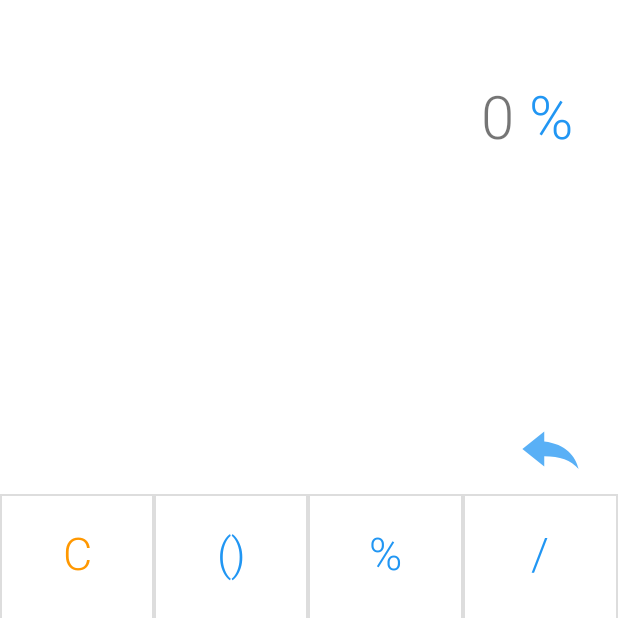
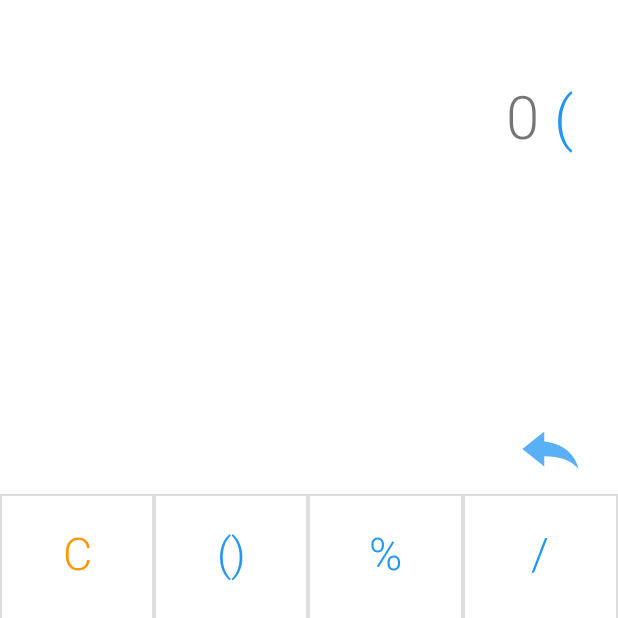
Before and after one commit to georgistephanov/AndroidCalculator, an Android app: the screen it shows after launch (MainActivity), after a tap on "()", on a phone screen of 412 x 824 dp, the top half of it. Run offline under Robolectric (Android 15) with nearby library versions, the phone set to English and light mode, and no system bars; 3 other taps on this screen came first.

Commit message:
Code refactoring

```diff
--- a/app/src/main/java/com/georgistephanov/android/calculator/MainActivity.java
+++ b/app/src/main/java/com/georgistephanov/android/calculator/MainActivity.java
@@ -1,11 +1,13 @@
 /**
  * I started this project as my first android app project in order to start
  * learning android development. I will aim to write a fully functional
- * calculator with the basic functionality and a pleasant UI. Hopefully,
- * I'll be able to finish this app within less than two weeks, but in the worst
- * case scenario, I would want this app finished by 13th of December.
+ * calculator with basic functionality and replicate the UI of the Samsung
+ * integrated calculator app. The deadline I have set up for myself is 13-Dec-2017.
+ * However, I'll try to finish this app within two weeks.
  *
- * Project started on: 25-Nov-2017
+ * @started 25-Nov-2017
+ * @finished
+ * @author Georgi Stefanov
  */
 
 package com.georgistephanov.android.calculator;
@@ -19,9 +21,12 @@ import android.widget.TextView;
 import android.widget.Toast;
 
 
+// TODO: Create a method to set and display any of the views if necessary
+
 public class MainActivity extends Activity {
-	private static int MAXIMUM_NUMBER_OF_DIGITS = 15;
-	private DisplayMetrics displayMetrics;
+	private static final float DEFAULT_INPUT_FIELD_TEXT_SIZE = 40;
+	private static final int INPUT_FIELD_TEXT_SIZE_DECREMENT = 3;
+	private static DisplayMetrics displayMetrics;
 
 	private StringBuilder inputNumber;
 	private Character operation;
@@ -39,71 +44,38 @@ public class MainActivity extends Activity {
 		inputNumber = new StringBuilder();
 		secondInputNumber = new StringBuilder();
 
-		v_inputNumber = (TextView) findViewById(R.id.input_number);
+		v_inputNumber = findViewById(R.id.input_number);
 		v_inputNumber.setText("0");
 
-		v_operation = (TextView) findViewById(R.id.operation);
-		v_secondInputNumber = (TextView) findViewById(R.id.second_input_number);
+		v_operation = findViewById(R.id.operation);
+		v_secondInputNumber = findViewById(R.id.second_input_number);
 
 		displayMetrics = new DisplayMetrics();
 		getWindowManager().getDefaultDisplay().getMetrics(displayMetrics);
 	}
 
+	/**
+	 * This method is invoked when any of the 10 number buttons has been pressed
+	 * @param view the button pressed
+	 */
 	public void onNumberClick(View view) {
 		Button pressedButton = (Button) view;
-		updateInputField(pressedButton.getText().toString());
+		_updateInputField(pressedButton.getText().toString());
 
-		checkFieldSizeOnInput();
+		_checkFieldSizeOnInput();
 	}
 
-	private void checkFieldSizeOnInput() {
-		int totalInputFieldWidth = getInputFieldWidth();
-		float currentTextSize = getCurrentTextSize();
-
-		if ( totalInputFieldWidth > 1200 ) {
-			v_inputNumber.setTextSize(currentTextSize - 3);
-			v_secondInputNumber.setTextSize(currentTextSize - 3);
-			v_operation.setTextSize(currentTextSize - 3);
-		}
-	}
-	private void checkFieldSizeOnDelete() {
-		int totalInputFieldWidth = getInputFieldWidth();
-		float currentTextSize = getCurrentTextSize();
-
-		// TODO: This 40 should go as property and also 1200 is 12/14 of the whole resolution for other resolutions
-		if ( totalInputFieldWidth < 1150 && currentTextSize < 40 ) {
-			v_inputNumber.setTextSize(currentTextSize + 3);
-			v_secondInputNumber.setTextSize(currentTextSize + 3);
-			v_operation.setTextSize(currentTextSize + 3);
-		}
-	}
-	private int getInputFieldWidth() {
-		int totalInputFieldWidth = 0;
-
-		if ( inputNumber.length() > 0 ) {
-			totalInputFieldWidth += v_inputNumber.getWidth();
-		}
-		if ( operation != null ) {
-			totalInputFieldWidth += v_operation.getWidth();
-
-			if ( secondInputNumber.length() > 0 ) {
-				totalInputFieldWidth += v_secondInputNumber.getWidth();
-			}
-		}
-
-		return totalInputFieldWidth;
-	}
-	private float getCurrentTextSize() {
-		return v_inputNumber.getTextSize() / getResources().getDisplayMetrics().scaledDensity;
-	}
-
+	/**
+	 * This method is invoked when the point has been pressed
+	 * @param view the point button
+	 */
 	public void onPointClick(View view) {
 		if (operation == null) {
 			if (!(inputNumber.toString().contains("."))) {
 				inputNumber.append(".");
 				v_inputNumber.setText(inputNumber.toString());
 
-				checkFieldSizeOnInput();
+				_checkFieldSizeOnInput();
 			}
 		}
 		else {
@@ -111,27 +83,44 @@ public class MainActivity extends Activity {
 				secondInputNumber.append(".");
 				v_secondInputNumber.setText(secondInputNumber.toString());
 
-				checkFieldSizeOnInput();
+				_checkFieldSizeOnInput();
 			}
 		}
 	}
 
+	/**
+	 * This method is invoked when any of the five operation buttons has been pressed
+	 * (plus, minus, multiply, divide, percentage)
+	 * @param view the operation button being pressed
+	 */
 	public void onOperationClick(View view) {
-		if (operation == null) {
+		if (operation == null || secondInputNumber.length() == 0) {
 			Button operationButton = (Button) view;
 			operation = operationButton.getText().toString().charAt(0);
 
-			v_operation.setText("" + operation);
+			v_operation.setText(operation.toString());
 			v_operation.setVisibility(View.VISIBLE);
 
-			checkFieldSizeOnInput();
+			_checkFieldSizeOnInput();
 		}
 	}
 
+	/**
+	 * This method is invoked when the change sign button (+/-) has been pressed.
+	 * It changes the sign of the number which is currently being entered.
+	 * (Toggles between positive and negative)
+	 * @param view the change sign button
+	 */
 	public void onChangeSignClick(View view) {
+		// TODO: Refactor this method
 		if (operation == null) {
 			// The first number is being inputted
 			if ( inputNumber.length() > 0 ) {
+
+				// Detect the case in which only a point has been entered so far and ignore it
+				if (inputNumber.length() == 1 && inputNumber.charAt(0) == '.') {
+					return;
+				}
 
 				if (inputNumber.charAt(0) != '-') {
 					// Currently positive, make it negative
@@ -150,6 +139,11 @@ public class MainActivity extends Activity {
 		else {
 			// The second number is being inputted
 			if ( secondInputNumber.length() > 0 ) {
+				// Detect the case in which only a point has been entered so far and ignore it
+				if (secondInputNumber.length() == 1 && secondInputNumber.charAt(0) == '.') {
+					return;
+				}
+
 				if ( secondInputNumber.charAt(0) != '-' ) {
 					// Currently positive, make it negative
 					secondInputNumber.insert(0, '-');
@@ -166,6 +160,12 @@ public class MainActivity extends Activity {
 		}
 	}
 
+	/**
+	 * This method is invoked when the Clear (C) button has been pressed.
+	 * It clears everything which has been inputted so far and leaves the user with
+	 * just-opened-like application.
+	 * @param view the clear button
+	 */
 	public void onClearButtonClick(View view) {
 		if (inputNumber.length() > 0) {
 			inputNumber = new StringBuilder();
@@ -182,14 +182,18 @@ public class MainActivity extends Activity {
 			}
 
 			// If the text size has been shrunk -> restore it
-			// TODO: Read this from the resources
-			v_inputNumber.setTextSize(40);
-			v_secondInputNumber.setTextSize(40);
-			v_operation.setTextSize(40);
+			v_inputNumber.setTextSize(DEFAULT_INPUT_FIELD_TEXT_SIZE);
+			v_secondInputNumber.setTextSize(DEFAULT_INPUT_FIELD_TEXT_SIZE);
+			v_operation.setTextSize(DEFAULT_INPUT_FIELD_TEXT_SIZE);
 		}
 	}
 
-
+	/**
+	 * This method is invoked when the blue arrow button for deletion has been pressed.
+	 * It deletes the last digit or the operation sign depending on what is the last
+	 * element of the input as of the moment. It operates on a FIFO basis (just like stack).
+	 * @param view the delete arrow button
+	 */
 	public void onDeleteButtonClick(View view) {
 		// Check backwards and remove the last element in the correct order
 		if (secondInputNumber.length() > 0) {
@@ -209,10 +213,52 @@ public class MainActivity extends Activity {
 			return;
 		}
 
-		checkFieldSizeOnDelete();
+		_checkFieldSizeOnDelete();
 	}
 
-	private void updateInputField(String toAppend) {
+
+	/* =========== Helper Methods =========== */
+
+	/**
+	 * Calculates the width of the whole input field (the initial number, the operation
+	 * sign (if present) and the second number (if present)).
+	 * @return the width of the input field
+	 */
+	private int _getInputFieldWidth() {
+		int totalInputFieldWidth = 0;
+
+		if ( inputNumber.length() > 0 ) {
+			totalInputFieldWidth += v_inputNumber.getWidth();
+		}
+		if ( operation != null ) {
+			totalInputFieldWidth += v_operation.getWidth();
+
+			if ( secondInputNumber.length() > 0 ) {
+				totalInputFieldWidth += v_secondInputNumber.getWidth();
+			}
+		}
+
+		return totalInputFieldWidth;
+
+	}
+
+	/**
+	 * Calculates the correct text size which is being used for the input field. Takes the
+	 * text size from v_inputNumber, as the three input views are supposed to be the same size.
+	 * @return the current text size in scaled pixels
+	 */
+	private float _getCurrentTextSize() {
+		return v_inputNumber.getTextSize() / getResources().getDisplayMetrics().scaledDensity;
+	}
+
+	/**
+	 * Adds a digit to the correct number, depending on which one is currently being entered.
+	 * If the number has reached its maximum number of digits, it shows a toast message.
+	 * @param toAppend string containing the number to be appended to the end of the correct number
+	 */
+	private void _updateInputField(String toAppend) {
+		int MAXIMUM_NUMBER_OF_DIGITS = 15;
+
 		if (operation == null) {
 			if (inputNumber.length() < MAXIMUM_NUMBER_OF_DIGITS ||
 					inputNumber.toString().contains(".") && inputNumber.length() < MAXIMUM_NUMBER_OF_DIGITS + 1) {
@@ -242,4 +288,36 @@ public class MainActivity extends Activity {
 			}
 		}
 	}
+
+	/**
+	 * Checks if the input field (the initial input number, the operation sign and the
+	 * second input number) has reached the end of the screen. If so, it prevents the elements
+	 * from going down by readjusting the textSize of the elements by a constant factor
+	 */
+	private void _checkFieldSizeOnInput() {
+		int totalInputFieldWidth = _getInputFieldWidth();
+		float currentTextSize = _getCurrentTextSize();
+
+		if ( totalInputFieldWidth > displayMetrics.widthPixels * 0.85 ) {
+			v_inputNumber.setTextSize(currentTextSize - INPUT_FIELD_TEXT_SIZE_DECREMENT);
+			v_secondInputNumber.setTextSize(currentTextSize - INPUT_FIELD_TEXT_SIZE_DECREMENT);
+			v_operation.setTextSize(currentTextSize - INPUT_FIELD_TEXT_SIZE_DECREMENT);
+		}
+	}
+
+	/**
+	 * Checks if the input field (the initial input number, the operation sign and the
+	 * second input number) has been resized upon deletion and if so, it restores the size
+	 * of the text by the constant factor it had been decreased by.
+	 */
+	private void _checkFieldSizeOnDelete() {
+		int totalInputFieldWidth = _getInputFieldWidth();
+		float currentTextSize = _getCurrentTextSize();
+
+		if ( totalInputFieldWidth < displayMetrics.widthPixels * 0.8 && currentTextSize < DEFAULT_INPUT_FIELD_TEXT_SIZE ) {
+			v_inputNumber.setTextSize(currentTextSize + INPUT_FIELD_TEXT_SIZE_DECREMENT);
+			v_secondInputNumber.setTextSize(currentTextSize + INPUT_FIELD_TEXT_SIZE_DECREMENT);
+			v_operation.setTextSize(currentTextSize + INPUT_FIELD_TEXT_SIZE_DECREMENT);
+		}
+	}
 }
--- a/app/src/main/res/layout/activity_main.xml
+++ b/app/src/main/res/layout/activity_main.xml
@@ -26,28 +26,25 @@
 				android:layout_width="wrap_content"
 				android:layout_height="match_parent"
 				style="@style/inputTextStyle"
-				android:text="123,456"
-				android:layout_toLeftOf="@id/operation"/>
+				android:layout_toStartOf="@id/operation"/>
 
 			<TextView
 				android:id="@+id/operation"
 				android:layout_width="wrap_content"
 				android:layout_height="match_parent"
-				style="@style/inputTextStyle"
+				android:layout_toStartOf="@id/second_input_number"
 				android:paddingLeft="10dp"
 				android:paddingRight="10dp"
+				style="@style/inputTextStyle"
 				android:textColor="@color/materialBlue"
-				android:text=""
-				android:layout_toLeftOf="@id/second_input_number"
 				android:visibility="gone"/>
 
 			<TextView
 				android:id="@+id/second_input_number"
 				android:layout_width="wrap_content"
 				android:layout_height="match_parent"
-				style="@style/inputTextStyle"
-				android:layout_alignParentRight="true"
-				android:text=""/>
+				android:layout_alignParentEnd="true"
+				style="@style/inputTextStyle"/>
 
 			<android.support.v7.widget.AppCompatImageView
 				android:id="@+id/delete_button"
@@ -76,22 +73,22 @@
 				style="@style/buttonRows">
 				<Button
 					android:id="@+id/clear"
-					android:text="C"
+					android:text="@string/b_clear"
 					style="@style/clearButton"
 					android:background="@drawable/calculator_button"/>
 				<Button
 					android:id="@+id/brackets"
-					android:text="()"
+					android:text="@string/b_brackets"
 					style="@style/operationButton"
 					android:background="@drawable/calculator_button"/>
 				<Button
 					android:id="@+id/percentage"
-					android:text="%"
+					android:text="@string/b_perc"
 					style="@style/operationButton"
 					android:background="@drawable/calculator_button"/>
 				<Button
 					android:id="@+id/divide"
-					android:text="/"
+					android:text="@string/b_divide"
 					style="@style/operationButton"
 					android:background="@drawable/calculator_button"/>
 			</LinearLayout>
@@ -99,22 +96,22 @@
 				style="@style/buttonRows">
 				<Button
 					android:id="@+id/seven"
-					android:text="7"
+					android:text="@string/b_seven"
 					style="@style/regularCalculatorButton"
 					android:background="@drawable/calculator_button" />
 				<Button
 					android:id="@+id/eight"
-					android:text="8"
+					android:text="@string/b_eight"
 					style="@style/regularCalculatorButton"
 					android:background="@drawable/calculator_button"/>
 				<Button
 					android:id="@+id/nine"
-					android:text="9"
+					android:text="@string/b_nine"
 					style="@style/regularCalculatorButton"
 					android:background="@drawable/calculator_button"/>
 				<Button
 					android:id="@+id/multiply"
-					android:text="x"
+					android:text="@string/b_multiply"
 					style="@style/operationButton"
 					android:background="@drawable/calculator_button"/>
 			</LinearLayout>
@@ -122,22 +119,22 @@
 				style="@style/buttonRows">
 				<Button
 					android:id="@+id/four"
-					android:text="4"
+					android:text="@string/b_four"
 					style="@style/regularCalculatorButton"
 					android:background="@drawable/calculator_button"/>
 				<Button
 					android:id="@+id/five"
-					android:text="5"
+					android:text="@string/b_five"
 					style="@style/regularCalculatorButton"
 					android:background="@drawable/calculator_button"/>
 				<Button
 					android:id="@+id/six"
-					android:text="6"
+					android:text="@string/b_six"
 					style="@style/regularCalculatorButton"
 					android:background="@drawable/calculator_button"/>
 				<Button
 					android:id="@+id/minus"
-					android:text="-"
+					android:text="@string/b_minus"
 					style="@style/operationButton"
 					android:background="@drawable/calculator_button"/>
 			</LinearLayout>
@@ -145,22 +142,22 @@
 				style="@style/buttonRows">
 				<Button
 					android:id="@+id/one"
-					android:text="1"
+					android:text="@string/b_one"
 					style="@style/regularCalculatorButton"
 					android:background="@drawable/calculator_button"/>
 				<Button
 					android:id="@+id/two"
-					android:text="2"
+					android:text="@string/b_two"
 					style="@style/regularCalculatorButton"
 					android:background="@drawable/calculator_button"/>
 				<Button
 					android:id="@+id/three"
-					android:text="3"
+					android:text="@string/b_three"
 					style="@style/regularCalculatorButton"
 					android:background="@drawable/calculator_button"/>
 				<Button
 					android:id="@+id/plus"
-					android:text="+"
+					android:text="@string/b_plus"
 					style="@style/operationButton"
 					android:background="@drawable/calculator_button"/>
 			</LinearLayout>
@@ -168,24 +165,24 @@
 				style="@style/buttonRows">
 				<Button
 					android:id="@+id/changeSign"
-					android:text="+/-"
+					android:text="@string/b_change_sign"
 					style="@style/operationButton"
 					android:background="@drawable/calculator_button"
 					android:onClick="onChangeSignClick"/>
 				<Button
 					android:id="@+id/zero"
-					android:text="0"
+					android:text="@string/b_zero"
 					style="@style/regularCalculatorButton"
 					android:background="@drawable/calculator_button"/>
 				<Button
 					android:id="@+id/point"
-					android:text="."
+					android:text="@string/b_point"
 					style="@style/operationButton"
 					android:background="@drawable/calculator_button"
 					android:onClick="onPointClick"/>
 				<Button
 					android:id="@+id/equal"
-					android:text="="
+					android:text="@string/b_equal"
 					style="@style/equalSign"
 					android:background="@drawable/equal_sign_button"/>
 			</LinearLayout>
--- a/app/src/main/res/values/strings.xml
+++ b/app/src/main/res/values/strings.xml
@@ -1,4 +1,28 @@
 <resources>
 	<string name="app_name">Simple Calculator</string>
+
+	<string name="b_plus">+</string>
+	<string name="b_minus">-</string>
+	<string name="b_multiply">x</string>
+	<string name="b_divide">/</string>
+	<string name="b_equal">=</string>
+
+	<string name="b_clear">C</string>
+	<string name="b_brackets">()</string>
+	<string name="b_perc">%</string>
+	<string name="b_change_sign">+/-</string>
+	<string name="b_point">.</string>
+
+	<string name="b_one">1</string>
+	<string name="b_two">2</string>
+	<string name="b_three">3</string>
+	<string name="b_four">4</string>
+	<string name="b_five">5</string>
+	<string name="b_six">6</string>
+	<string name="b_seven">7</string>
+	<string name="b_eight">8</string>
+	<string name="b_nine">9</string>
+	<string name="b_zero">0</string>
+
 	<string name="max_input_size_toast_message">Maximum number of digits (15) exceeded</string>
 </resources>
```
